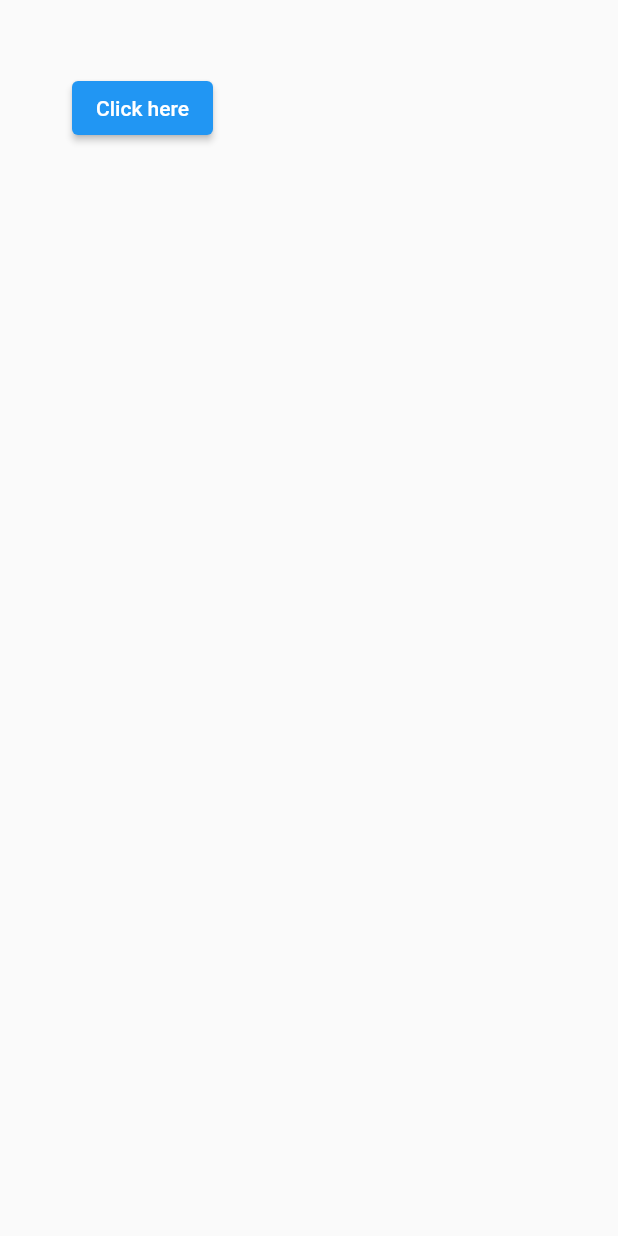
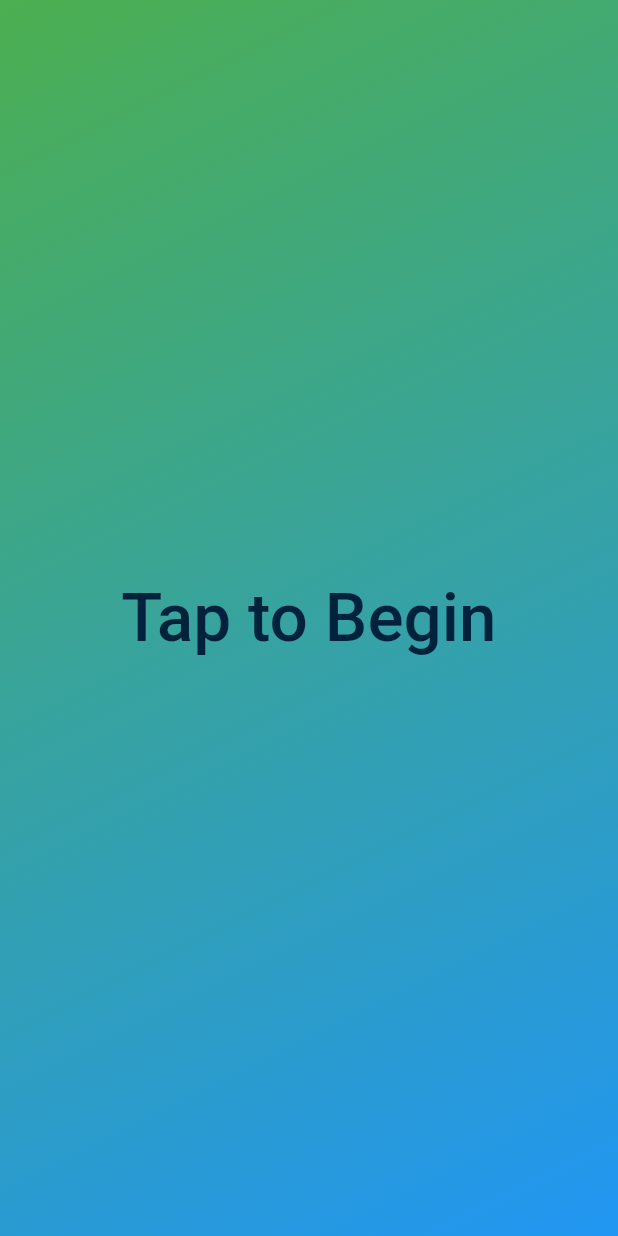
Before and after one commit to ritwikgoel/BotScan, a Flutter app: the get_img screen opened by its route, on a phone screen of 412 x 824 dp. Run offline on Flutter 3.47's test engine with Material 2 defaults, Android fonts, the phone set to English and light mode, and no system bars; our stand-ins replace flutter_tts, image_picker.

Commit message:
Fix: UI Changes

```diff
--- a/data/lib/img-sel.dart
+++ b/data/lib/img-sel.dart
@@ -22,10 +22,21 @@ class _get_imgState extends State<get_img> {
   @override
   Widget build(BuildContext context) {
     return Scaffold(
-      body: Padding(
-        padding: const EdgeInsets.all(48.0),
+      body: Center(
         child: Container(
-          child: ElevatedButton(onPressed: pickImage, child: const Text("Click here")),
+height: MediaQuery.of(context).size.height,
+            width: MediaQuery.of(context).size.width,
+            decoration: const BoxDecoration(
+                gradient: LinearGradient(
+                    begin: Alignment.topLeft,
+                    end: Alignment.bottomRight,
+                    colors: [Colors.green, Colors.blue])),
+          child: TextButton(
+              onPressed: pickImage,
+              child: const Text(
+                "Tap to Begin",
+                style: TextStyle(fontSize: 45, color: Color.fromARGB(255, 1, 34, 60)),
+              )),
         ),
       ),
     );
```
